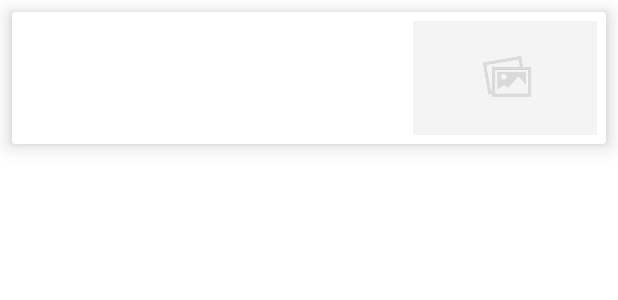
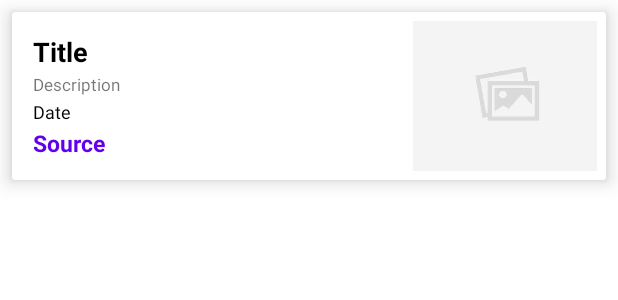
Before and after one commit to fed1v/android-news-app, an Android app: the layout headline_list_item.xml on its own in the app's theme, with its tools: preview values and no code run, on a phone screen of 412 x 824 dp. Shown: the top 300 px of the screen. Run offline under Robolectric (Android 15) with nearby library versions, the phone set to English and light mode, and no system bars.

Commit message:
updated news cards

```diff
--- a/app/src/main/java/com/example/news_app_demo/CustomAdapter.kt
+++ b/app/src/main/java/com/example/news_app_demo/CustomAdapter.kt
@@ -24,10 +24,12 @@ class CustomAdapter(
 
         holder.text_title.setText(headline.title)
         holder.text_source.setText(headline.source?.name)
-        if(headline.urlToImage != null/* && headline.urlToImage != ""*/){
+        holder.text_description.setText(headline.description)
+        holder.text_date.setText(headline.publishedAt)
+        if(headline.urlToImage != null && headline.urlToImage != ""){
             Picasso.get().load(headline.urlToImage).into(holder.img_headline)
         } else{
-            holder.img_headline.setImageResource(R.drawable.not_available)  // TODO it doesnt work
+            holder.img_headline.setImageResource(R.drawable.not_available)  // TODO it works badly
         }
 
         holder.cardView.setOnClickListener{
--- a/app/src/main/java/com/example/news_app_demo/CustomViewHolder.kt
+++ b/app/src/main/java/com/example/news_app_demo/CustomViewHolder.kt
@@ -10,6 +10,9 @@ class CustomViewHolder(var itemView: View): RecyclerView.ViewHolder(itemView) {
     var cardView: CardView
     var text_title: TextView
     var text_source: TextView
+    var text_date: TextView
+    var text_description: TextView
+
     var img_headline: ImageView
 
     init{
@@ -17,5 +20,7 @@ class CustomViewHolder(var itemView: View): RecyclerView.ViewHolder(itemView) {
         text_source = itemView.findViewById(R.id.text_source)
         img_headline = itemView.findViewById(R.id.img_headline)
         cardView = itemView.findViewById(R.id.item_card)
+        text_description = itemView.findViewById(R.id.text_description)
+        text_date = itemView.findViewById(R.id.text_date) // TODO correct time format
     }
 }
--- a/app/src/main/res/layout/activity_main.xml
+++ b/app/src/main/res/layout/activity_main.xml
@@ -154,6 +154,7 @@
         android:layout_width="match_parent"
         android:layout_height="match_parent"
         android:layout_margin="8dp"
+        tools:listitem="@layout/headline_list_item"
 
         />
 
--- a/app/src/main/res/layout/headline_list_item.xml
+++ b/app/src/main/res/layout/headline_list_item.xml
@@ -3,6 +3,7 @@
     android:layout_width="match_parent"
     android:layout_height="wrap_content"
     xmlns:app="http://schemas.android.com/apk/res-auto"
+    xmlns:tools="http://schemas.android.com/tools"
     android:id="@+id/item_card"
     app:cardElevation="8dp"
     android:layout_margin="8dp"
@@ -26,21 +27,44 @@
 
             <TextView
                 android:id="@+id/text_title"
-                android:textSize="22sp"
+                android:textSize="18sp"
                 android:textStyle="bold"
                 android:textColor="@color/black"
                 android:layout_width="match_parent"
                 android:layout_height="wrap_content"
+                tools:text="Title"
+                android:maxLines="3"/>
+
+
+            <TextView
+                android:id="@+id/text_description"
+                android:layout_marginTop="2dp"
+                android:textSize="11sp"
+                android:layout_width="match_parent"
+                android:layout_height="wrap_content"
+                tools:text="Description"
                 android:maxLines="3"/>
 
             <TextView
+                android:id="@+id/text_date"
+                android:layout_marginTop="2dp"
+                android:textSize="12sp"
+                android:textColor="@color/black"
+                android:layout_width="match_parent"
+                android:layout_height="wrap_content"
+                tools:text="Date"
+                />
+
+
+            <TextView
                 android:id="@+id/text_source"
-                android:textSize="18sp"
+                android:textSize="15sp"
                 android:textStyle="bold"
                 android:textColor="@color/purple_500"
-                android:layout_marginTop="6dp"
+                android:layout_marginTop="2dp"
                 android:layout_width="match_parent"
                 android:layout_height="wrap_content"
+                tools:text="Source"
                 android:maxLines="1"/>
 
 
```
